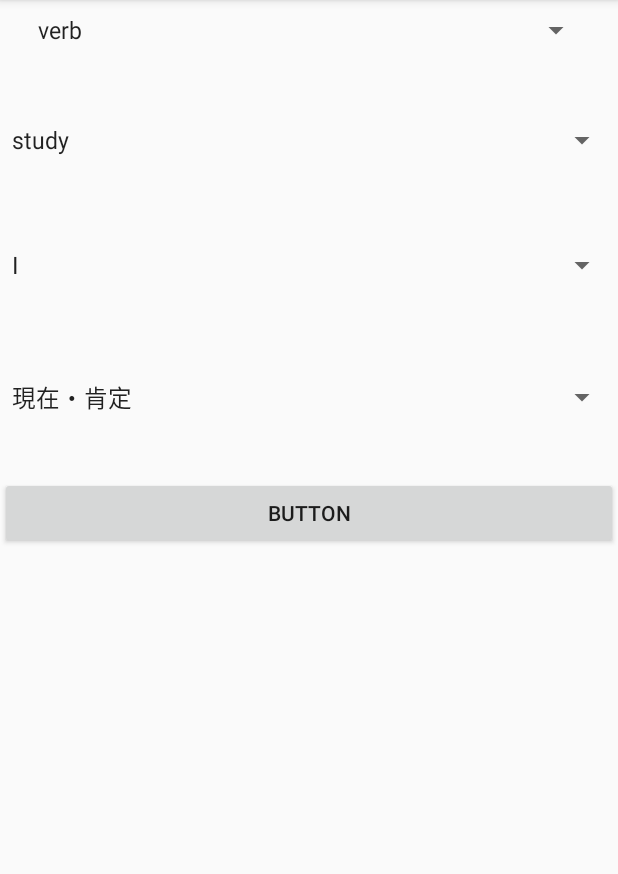
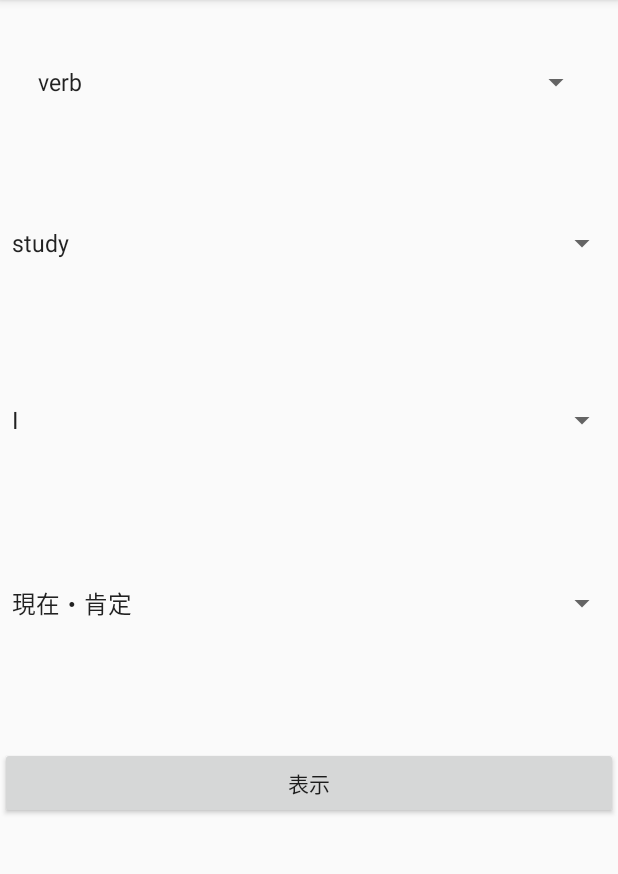
Before and after one commit to PSYuki/KissLingo, an Android app: the screen it shows after launch (MainActivity), on a phone screen of 412 x 824 dp, the part 84-958 px from its top. Run offline under Robolectric (Android 15) with nearby library versions, the phone set to English and light mode, and no system bars.

```diff
--- a/app/src/main/java/com/minapikke/kisslingo/MainActivity.java
+++ b/app/src/main/java/com/minapikke/kisslingo/MainActivity.java
@@ -129,7 +129,7 @@ public class MainActivity extends AppCompatActivity {
                                        View view, int position, long id) {
 
                 Spinner spinner6 = (Spinner)parent;
-                tenseStr = (String)spinner6.getSelectedItem();
+                subjectStr = (String)spinner6.getSelectedItem();
             }
 
             //　アイテムが選択されなかった
--- a/app/src/main/res/layout/activity_main.xml
+++ b/app/src/main/res/layout/activity_main.xml
@@ -83,6 +83,7 @@
         android:layout_width="match_parent"
         android:layout_height="62dp"
         android:orientation="vertical"
+        app:layout_constraintBottom_toTopOf="@+id/linearLayout"
         app:layout_constraintEnd_toEndOf="parent"
         app:layout_constraintStart_toStartOf="parent"
         app:layout_constraintTop_toBottomOf="@+id/linearLayout4">
@@ -91,10 +92,11 @@
             android:id="@+id/button"
             android:layout_width="match_parent"
             android:layout_height="wrap_content"
-            android:text="Button" />
+            android:text="表示" />
     </LinearLayout>
 
     <LinearLayout
+        android:id="@+id/linearLayout"
         android:layout_width="match_parent"
         android:layout_height="139dp"
         android:orientation="vertical"
--- a/app/src/main/res/values/strings.xml
+++ b/app/src/main/res/values/strings.xml
@@ -2,9 +2,9 @@
 <string name="app_name">KissLingo</string>
 
 <string-array name="classList">
-<item>verb</item>
-<item>adjective</item>
-<item>noun</item>
+    <item>verb</item>
+    <item>adjective</item>
+    <item>noun</item>
 </string-array>
 
 <string-array name="wordVerbList">
```
